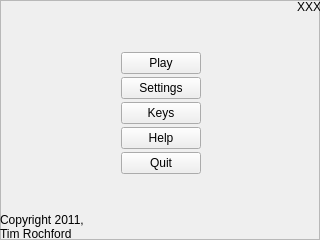
This is mainMenuFrame.ui in rochford/cutefootball as Qt 5 draws it before an edit. The edited form follows.
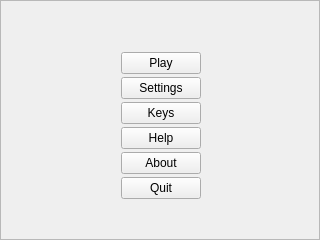
This is the edited form.

```diff
--- a/mainMenuFrame.ui
+++ b/mainMenuFrame.ui
@@ -31,14 +31,14 @@
      <x>0</x>
      <y>0</y>
      <width>321</width>
-     <height>241</height>
+     <height>250</height>
     </rect>
    </property>
    <layout class="QGridLayout" name="gridLayout">
     <property name="spacing">
      <number>3</number>
     </property>
-    <item row="1" column="1">
+    <item row="0" column="1">
      <layout class="QVBoxLayout" name="verticalLayout">
       <item>
        <spacer name="verticalSpacer_3">
@@ -81,6 +81,13 @@
         </property>
        </widget>
       </item>
+      <item>
+       <widget class="QPushButton" name="m_aboutBtn">
+        <property name="text">
+         <string>About</string>
+        </property>
+       </widget>
+      </item>
       <item>
        <widget class="QPushButton" name="m_quitBtn">
         <property name="text">
@@ -103,7 +110,7 @@
       </item>
      </layout>
     </item>
-    <item row="1" column="0">
+    <item row="0" column="0">
      <spacer name="horizontalSpacer">
       <property name="orientation">
        <enum>Qt::Horizontal</enum>
@@ -116,102 +123,24 @@
       </property>
      </spacer>
     </item>
-    <item row="1" column="2">
-     <spacer name="horizontalSpacer_2">
-      <property name="orientation">
-       <enum>Qt::Horizontal</enum>
-      </property>
-      <property name="sizeHint" stdset="0">
-       <size>
-        <width>40</width>
-        <height>20</height>
-       </size>
-      </property>
-     </spacer>
-    </item>
-    <item row="0" column="1">
-     <spacer name="verticalSpacer">
-      <property name="orientation">
-       <enum>Qt::Vertical</enum>
-      </property>
-      <property name="sizeHint" stdset="0">
-       <size>
-        <width>20</width>
-        <height>40</height>
-       </size>
-      </property>
-     </spacer>
-    </item>
-    <item row="3" column="0">
-     <layout class="QVBoxLayout" name="verticalLayout_2"/>
-    </item>
-    <item row="2" column="2">
-     <spacer name="verticalSpacer_4">
-      <property name="orientation">
-       <enum>Qt::Vertical</enum>
-      </property>
-      <property name="sizeHint" stdset="0">
-       <size>
-        <width>20</width>
-        <height>40</height>
-       </size>
-      </property>
-     </spacer>
-    </item>
     <item row="0" column="2">
-     <layout class="QVBoxLayout" name="verticalLayout_3">
-      <item>
-       <widget class="QLabel" name="versionLabel">
-        <property name="text">
-         <string notr="true">XXX</string>
-        </property>
-        <property name="alignment">
-         <set>Qt::AlignRight|Qt::AlignTop|Qt::AlignTrailing</set>
-        </property>
-       </widget>
-      </item>
-      <item>
-       <spacer name="verticalSpacer_5">
-        <property name="orientation">
-         <enum>Qt::Vertical</enum>
-        </property>
-        <property name="sizeHint" stdset="0">
-         <size>
-          <width>20</width>
-          <height>40</height>
-         </size>
-        </property>
-       </spacer>
-      </item>
-     </layout>
+     <spacer name="horizontalSpacer_2">
+      <property name="orientation">
+       <enum>Qt::Horizontal</enum>
+      </property>
+      <property name="sizeHint" stdset="0">
+       <size>
+        <width>40</width>
+        <height>20</height>
+       </size>
+      </property>
+     </spacer>
     </item>
     <item row="2" column="0">
-     <layout class="QVBoxLayout" name="verticalLayout_4">
-      <item>
-       <spacer name="verticalSpacer_6">
-        <property name="orientation">
-         <enum>Qt::Vertical</enum>
-        </property>
-        <property name="sizeHint" stdset="0">
-         <size>
-          <width>20</width>
-          <height>40</height>
-         </size>
-        </property>
-       </spacer>
-      </item>
-      <item>
-       <widget class="QLabel" name="copyrightLabel">
-        <property name="text">
-         <string notr="true">Copyright 2011,
-Tim Rochford</string>
-        </property>
-        <property name="alignment">
-         <set>Qt::AlignBottom|Qt::AlignLeading|Qt::AlignLeft</set>
-        </property>
-       </widget>
-      </item>
-     </layout>
+     <layout class="QVBoxLayout" name="verticalLayout_2"/>
+    </item>
+    <item row="1" column="0">
+     <layout class="QVBoxLayout" name="verticalLayout_4"/>
     </item>
    </layout>
   </widget>
```
Left out of the diff: 16 changed lines with no effect on the pictures.
